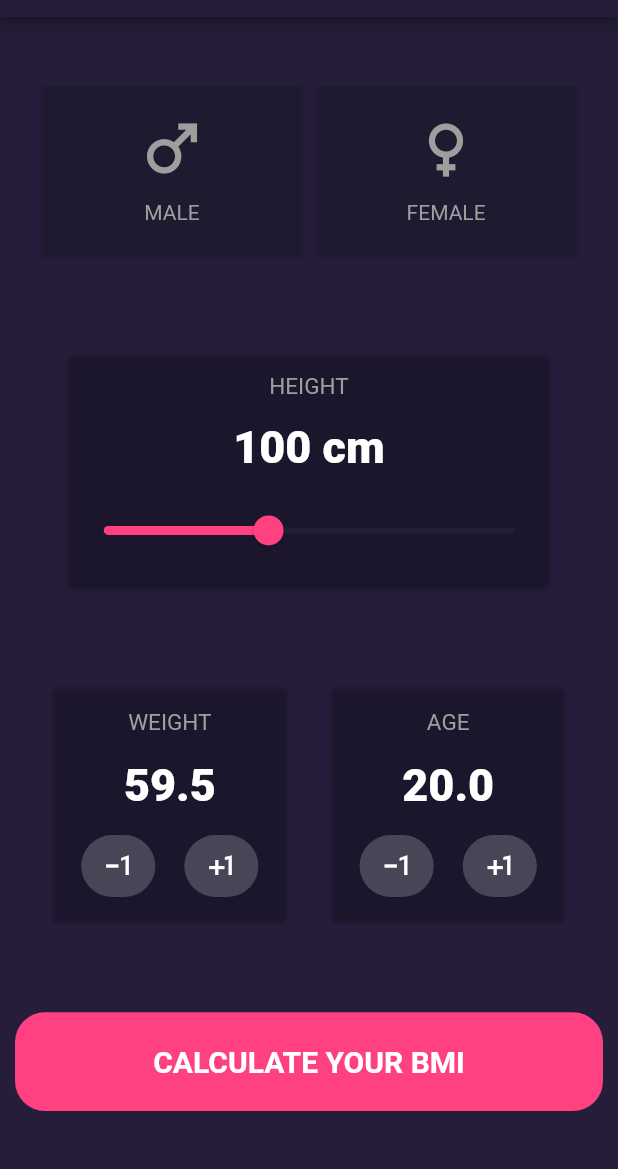
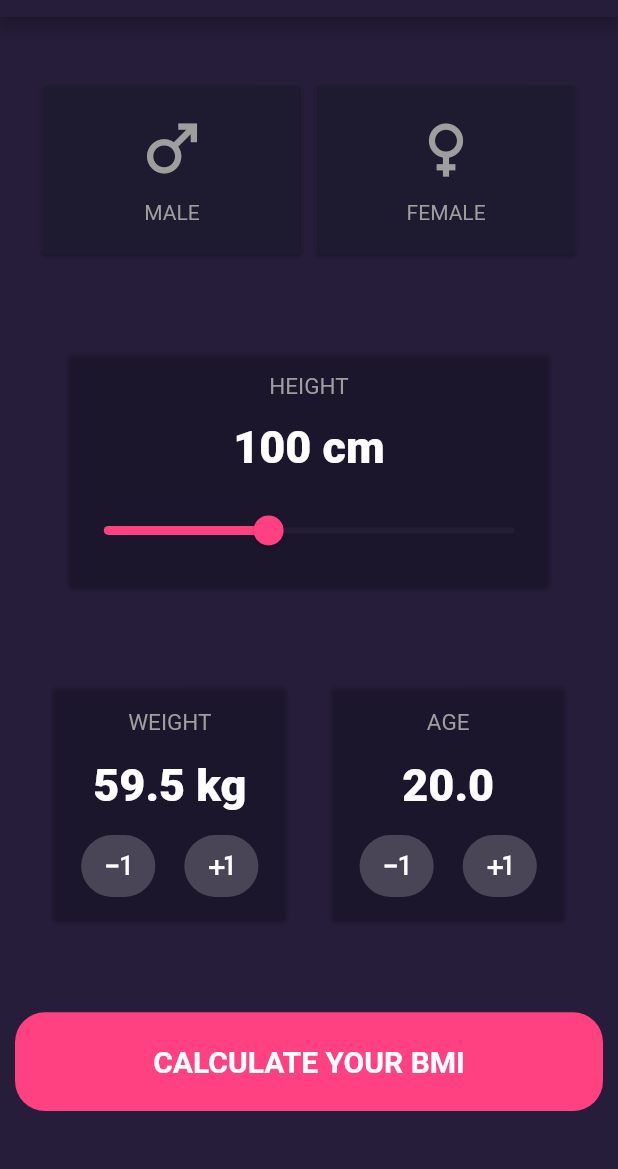
Before and after one commit to qis-michaelamp/Flutter-BMI-Calculator, a Flutter app: the screen it shows after launch, after a tap on the "exposure minus 1" icon, on a phone screen of 412 x 824 dp, the part 67-1236 px from its top. Run offline on Flutter 3.47's test engine with Material 2 defaults, Android fonts, the phone set to English and light mode, and no system bars.

Commit message:
Add splash screen and new icon

```diff
--- a/lib/main.dart
+++ b/lib/main.dart
@@ -2,6 +2,7 @@ import 'package:flutter/material.dart';
 import 'package:flutter_bootcamp_edspert/styles/styles.dart';
 import 'package:flutter_bootcamp_edspert/view/bmi_calculator.dart';
 import 'package:flutter_bootcamp_edspert/view/splash_screen.dart';
+import 'package:flutter_bootcamp_edspert/view/splash_screen_old.dart';
 import 'package:intl/intl.dart';
 
 void main() {
@@ -17,7 +18,8 @@ class MyApp extends StatelessWidget {
     return const MaterialApp(
       title: 'Bootcamp Flutter',
       // home: const MyHomePage(title: 'Bootcamp Flutter - Michael Andhika'),
-      home: BodyMassIndexCalculator(),
+      // home: BodyMassIndexCalculator(),
+      home: SplashScreen(),
     );
   }
 }
--- a/lib/view/bmi_calculator.dart
+++ b/lib/view/bmi_calculator.dart
@@ -65,7 +65,9 @@ class _BodyMassIndexCalculatorState extends State<BodyMassIndexCalculator> {
               style: SetFontStyle.menuTitle,
             ),
             Text(
-              menuTitle == "WEIGHT" ? _weight.toString() : _age.toString(),
+              menuTitle == "WEIGHT"
+                  ? _weight.toString() + " kg"
+                  : _age.toString(),
               style: SetFontStyle.numStyle,
             ),
             Row(
--- a/lib/view/splash_screen.dart
+++ b/lib/view/splash_screen.dart
@@ -1,57 +1,65 @@
 import 'dart:async';
+
 import 'package:flutter/material.dart';
 import 'package:flutter_bootcamp_edspert/styles/styles.dart';
-import 'package:flutter_bootcamp_edspert/view/bmi_calculator.dart';
 
-class SplashScreen extends StatelessWidget {
+import 'bmi_calculator.dart';
+
+class SplashScreen extends StatefulWidget {
   const SplashScreen({Key? key}) : super(key: key);
 
   @override
+  State<SplashScreen> createState() => _SplashScreenState();
+}
+
+class _SplashScreenState extends State<SplashScreen> {
+  startTime() async {
+    var _duration = Duration(seconds: 3);
+    return Timer(_duration, navigationPage);
+  }
+
+  void navigationPage() {
+    Navigator.of(context).pushReplacement(
+      MaterialPageRoute(
+        builder: (context) => const BodyMassIndexCalculator(),
+      ),
+    );
+  }
+
+  @override
+  void initState() {
+    super.initState();
+    startTime();
+  }
+
+  @override
   Widget build(BuildContext context) {
-    Timer(const Duration(seconds: 3), () {
-      Navigator.of(context).pushReplacement(MaterialPageRoute(
-          builder: (context) => const BodyMassIndexCalculator()));
-    });
-
     return MaterialApp(
       debugShowCheckedModeBanner: false,
       home: Scaffold(
         body: Container(
-          decoration: const BoxDecoration(color: Color(SetColor.primary)),
+          decoration: const BoxDecoration(
+            color: Color(SetColor.primary),
+          ),
           child: Center(
             child: Column(
               crossAxisAlignment: CrossAxisAlignment.center,
-              mainAxisAlignment: MainAxisAlignment.spaceEvenly,
+              mainAxisAlignment: MainAxisAlignment.spaceAround,
               children: const <Widget>[
-                Center(
-                  child: Text(
-                    "BMI Calculator",
-                    style: TextStyle(
-                        fontSize: 30,
-                        fontWeight: FontWeight.w900,
-                        color: Colors.white),
-                  ),
-                ),
-                // ClipRRect(
-                //   borderRadius: BorderRadius.all(
-                //     Radius.circular(100),
-                //   ),
-                //   // child: Image.network('https://picsum.photos/200'),
-                //   child:
-                // ),
                 Image(
                   image: AssetImage("assets/icons/bmi_icon.png"),
                   height: 100,
                 ),
                 Center(
                   child: Text(
-                    "Michael Andhika",
+                    "Body Mass Index Calculator",
                     style: TextStyle(
-                        fontSize: 30,
-                        fontWeight: FontWeight.w900,
-                        color: Colors.white),
+                      fontSize: 30,
+                      fontWeight: FontWeight.w900,
+                      color: Colors.white,
+                    ),
                   ),
-                )
+                ),
               ],
             ),
           ),
```
Also changed, not shown: assets/icons/bmi_icon.png.
